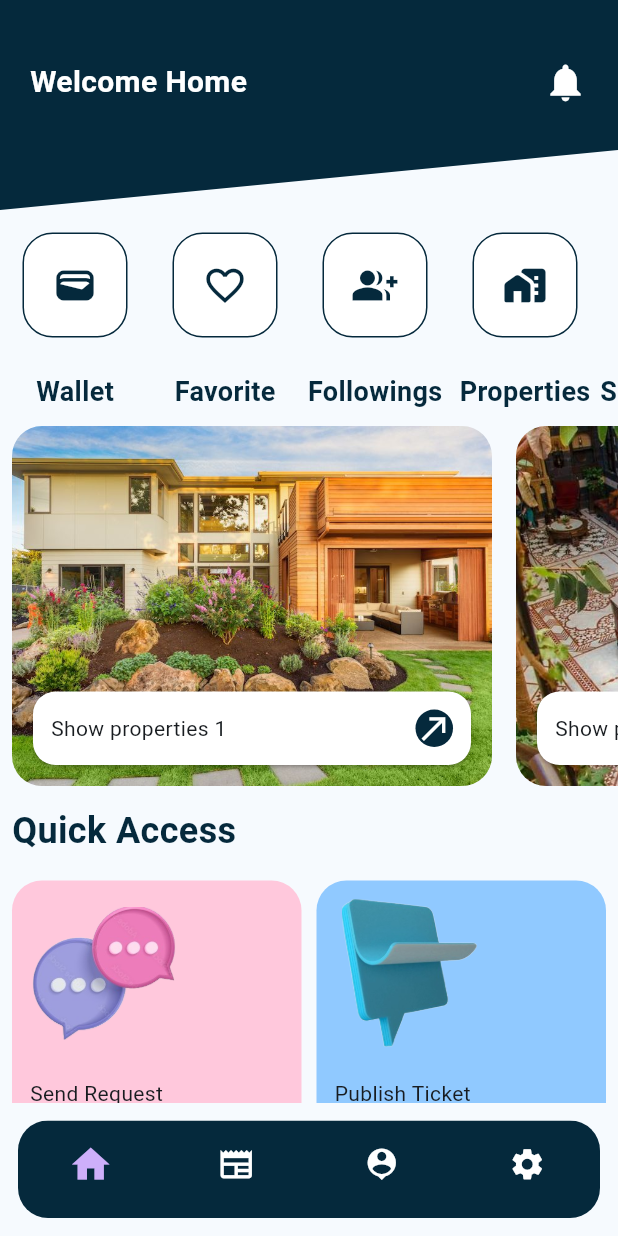
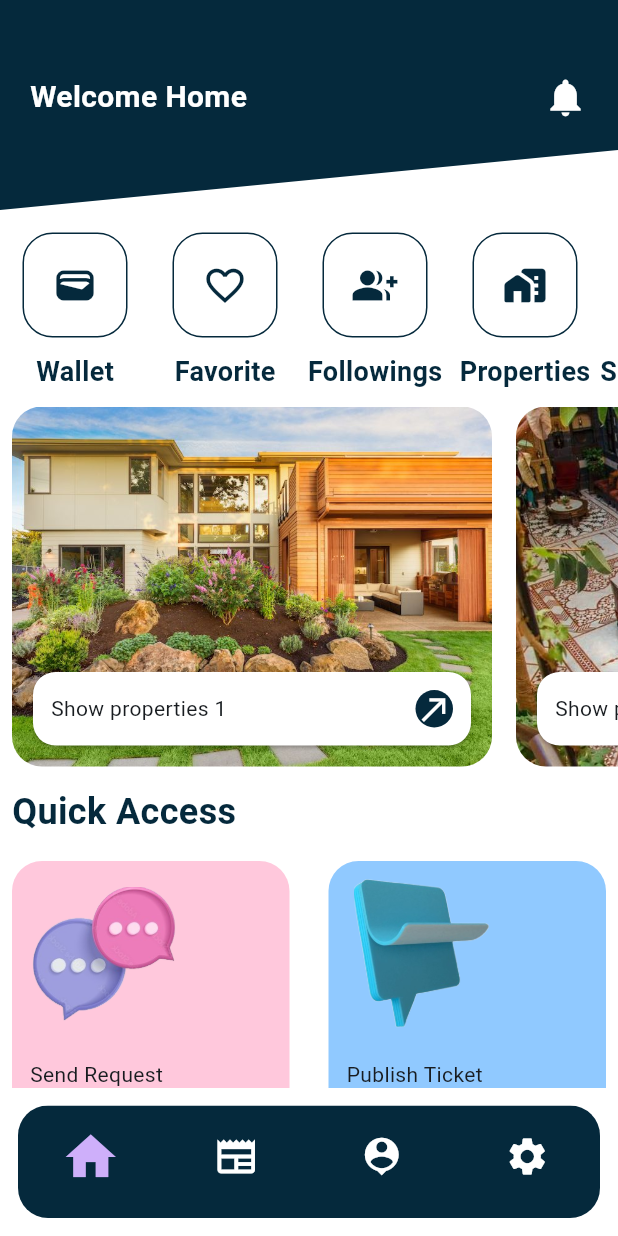
Before and after one commit to BayanDerbas/Real-Estate-Consulting-Support-System, a Flutter app: the Home screen opened by its route, on a phone screen of 412 x 824 dp. Run offline on Flutter 3.47's test engine with Material 3 defaults, Android fonts, the phone set to English and light mode, and no system bars; our stand-ins replace get, google_fonts; Roboto replaces fonts that are missing (Itim); statements that could not run were skipped.

```diff
--- a/lib/core/constants/colors.dart
+++ b/lib/core/constants/colors.dart
@@ -19,4 +19,5 @@ class AppColors {
   static const Color goldenYellow = Color(0xFFFFE289);
   static const Color customGray = Color(0xFFB2A4A4);
   static const Color lightBulishGray = Color(0xFFBFC5CE);
+  static const Color darkGray = Color.fromRGBO(59, 59, 59, 1.0);
 }
--- a/lib/core/routes/routes.dart
+++ b/lib/core/routes/routes.dart
@@ -2,6 +2,7 @@ import 'package:get/get.dart';
 import 'package:graduation_project/features/Auth/presentation/pages/login_screen.dart';
 import 'package:graduation_project/features/Auth/presentation/pages/sign_up_screen.dart';
 import 'package:graduation_project/features/Auth/presentation/pages/upload_documents.dart';
+import 'package:graduation_project/features/properties/presentation/pages/properties.dart';
 import '../../features/home/presentation/pages/Home.dart';
 
 class AppRoutes {
@@ -9,7 +10,10 @@ class AppRoutes {
   static const String login = '/login';
   static const String signup = '/signup';
   static const String uploadDocuments = '/upload_documents';
+  static const String properties = '/properties';
+
   static List<GetPage> routes_ = [
+    GetPage(name: properties, page: () => const Properties()),
     GetPage(name: home, page: () => const Home()),
     GetPage(name: login, page: () => LoginScreen()),
     GetPage(name: signup, page: () => SignUpScreen()),
--- a/lib/core/widgets/Custom_Appbar.dart
+++ b/lib/core/widgets/Custom_Appbar.dart
@@ -36,7 +36,7 @@ class CustomAppbar extends StatelessWidget {
             ),
             Icon(icon, color: iconColor, size: 30),
           ],
-        ).paddingOnly(bottom: 30, left: 20, right: 20),
+        ).paddingOnly(bottom: 30, left: 20, right: 20,top: 20),
       ),
     );
   }
--- a/lib/core/widgets/Custom_IconButton.dart
+++ b/lib/core/widgets/Custom_IconButton.dart
@@ -25,7 +25,7 @@ class CustomIconButton extends StatelessWidget {
       child: Column(
         children: [
           Padding(
-            padding: const EdgeInsets.all(15.0),
+            padding: const EdgeInsets.only(top:15.0,left: 15,right: 15,bottom: 10),
             child: Container(
               width: 70,
               height: 70,
@@ -46,7 +46,6 @@ class CustomIconButton extends StatelessWidget {
                       : null,
             ),
           ),
-          SizedBox(height: 8),
           Text(label, style: Fonts.itim.copyWith(color: AppColors.deepNavy)),
         ],
       ),
--- a/lib/core/widgets/Custom_QuickAccess.dart
+++ /dev/null
@@ -1,55 +0,0 @@
-import 'package:flutter/material.dart';
-import '../../../../core/constants/colors.dart';
-import '../../../../core/constants/fonts.dart';
-
-class CustomQuickAccessCard extends StatelessWidget {
-  final String title;
-  final String imagePath;
-  final Color backgroundColor;
-  final VoidCallback? onPressed;
-
-  const CustomQuickAccessCard({
-    super.key,
-    required this.title,
-    required this.imagePath,
-    required this.backgroundColor,
-    required this.onPressed,
-  });
-
-  @override
-  Widget build(BuildContext context) {
-    return GestureDetector(
-      onTap: onPressed,
-      child: Container(
-        decoration: BoxDecoration(
-          color: backgroundColor,
-          borderRadius: BorderRadius.circular(20),
-        ),
-        child: Padding(
-          padding: const EdgeInsets.all(12),
-          child: Column(
-            crossAxisAlignment: CrossAxisAlignment.start,
-            children: [
-              Align(
-                alignment: Alignment.topLeft,
-                child: Image.asset(
-                  imagePath,
-                  height: 100,
-                  width: 100,
-                ),
-              ),
-              const SizedBox(height: 20),
-              Text(
-                title,
-                style: Fonts.itim.copyWith(
-                  color: AppColors.deepNavy,
-                  fontSize: 18,
-                ),
-              ),
-            ],
-          ),
-        ),
-      ),
-    );
-  }
-}
--- a/lib/features/home/presentation/controllers/Home_Controller.dart
+++ b/lib/features/home/presentation/controllers/Home_Controller.dart
@@ -1,6 +1,6 @@
 import 'package:get/get.dart';
 
-class HomeController extends GetxController{
+class HomeController extends GetxController {
   var selectedIndex = (-1).obs;
   var isFavorite = false.obs;
   var isFollowing = false.obs;
@@ -13,11 +13,13 @@ class HomeController extends GetxController{
     bottomNavIndex.value = index;
   }
 
-  void changeIndex(int index){
+  void changeIndex(int index) {
     currentIndex.value = index;
   }
+
   // حاليا هي الليست
-  var propertiesList = [
+  var propertiesList =
+      [
         {
           'imagePath': 'assets/images/property1.jpg',
           'title': 'Show properties 1',
@@ -36,8 +38,22 @@ class HomeController extends GetxController{
         },
       ].obs;
 
+  var postsList = [
+    {
+      'userName' : 'محمد محمد',
+      'userImage': 'assets/images/expert.jpg',
+      'postText': '...............................................\n.....................................................',
+      'postImage': 'assets/images/garden.jpg',
+    },
+    {
+      'userName' : 'محمد محمد',
+      'userImage': 'assets/images/expert.jpg',
+      'postText': '...............................................\n.....................................................',
+      'postImage': 'assets/images/garden.jpg',
+    },
+  ].obs;
 
-  void selectIndex(int index){
+  void selectIndex(int index) {
     selectedIndex.value = index;
   }
 
@@ -50,21 +66,17 @@ class HomeController extends GetxController{
     }
   }
 
-  void toggleLike(){
+  void toggleLike() {
+    if (isDisLiked.value) {
+      isDisLiked.value = false;
+    }
     isLiked.value = !isLiked.value;
-    if(isLiked.value){
-      print("Like.....");
-    } else {
-      print("failed");
-    }
   }
 
   void toggleUnLike() {
+    if (isLiked.value) {
+      isLiked.value = false;
+    }
     isDisLiked.value = !isDisLiked.value;
-    if(isDisLiked.value){
-      print("Disliked");
-    } else {
-      print("failed");
   }
 }
-}
--- a/lib/features/home/presentation/pages/Home.dart
+++ b/lib/features/home/presentation/pages/Home.dart
@@ -1,14 +1,15 @@
 import 'package:flutter/material.dart';
 import 'package:get/get.dart';
+import 'package:graduation_project/core/extensions/widget_extension.dart';
 import 'package:graduation_project/core/widgets/Custom_Post.dart';
 import '../../../../core/constants/Fonts.dart';
 import '../../../../core/constants/colors.dart';
 import '../../../../core/widgets/Custom_Appbar.dart';
-import '../../../../core/widgets/Custom_BottomBar.dart';
+import '../widgets/Custom_BottomBar.dart';
 import '../../../../core/widgets/Custom_ExpertCard.dart';
 import '../../../../core/widgets/Custom_IconButton.dart';
-import '../../../../core/widgets/Custom_Card.dart';
-import '../../../../core/widgets/Custom_QuickAccess.dart';
+import '../widgets/Custom_Card.dart';
+import '../widgets/Custom_QuickAccess.dart';
 import '../controllers/Home_Controller.dart';
 
 class Home extends StatelessWidget {
@@ -19,22 +20,19 @@ class Home extends StatelessWidget {
     final HomeController controller = Get.put(HomeController());
     return Scaffold(
       appBar: PreferredSize(
-        preferredSize: Size.fromHeight(150), // Height of the AppBar
+        preferredSize: Size.fromHeight(150),
         child: CustomAppbar(
           text: "Welcome Home",
           icon: Icons.notifications,
           iconColor: AppColors.pureWhite,
         ),
       ),
-      body: SingleChildScrollView(
-        physics: BouncingScrollPhysics(),
-        child: Column(
+      body: Column(
         crossAxisAlignment: CrossAxisAlignment.start,
         children: [
           Obx(
-                  () => SingleChildScrollView(
-                scrollDirection: Axis.horizontal,
-                child: Row(
+                () =>
+                Row(
                   children: [
                     CustomIconButton(
                       icon: Icons.wallet_outlined,
@@ -58,7 +56,10 @@ class Home extends StatelessWidget {
                       icon: Icons.home_work_rounded,
                       label: 'Properties',
                       isSelected: controller.selectedIndex.value == 3,
-                      onTap: () => controller.selectIndex(3),
+                      onTap: () {
+                        controller.selectIndex(3);
+                        Get.toNamed("/properties");
+                        },
                     ),
                     CustomIconButton(
                       icon: Icons.engineering,
@@ -67,8 +68,7 @@ class Home extends StatelessWidget {
                       onTap: () => controller.selectIndex(4),
                     ),
                   ],
-                ),
-              ),
+                ).scrollDirection(Axis.horizontal),
           ),
           SizedBox(
             height: 250,
@@ -90,19 +90,15 @@ class Home extends StatelessWidget {
             ),
           ),
           SizedBox(height: 5),
-            Padding(
-              padding: const EdgeInsets.all(8.0),
-              child: Text(
+          Text(
             "Quick Access",
             style: Fonts.itim.copyWith(
               color: AppColors.deepNavy,
               fontSize: 24,
             ),
-              ),
-            ),
-            Padding(
-              padding: const EdgeInsets.all(8.0),
-              child: GridView.count(
+          ).padding(EdgeInsets.all(8)),
+
+          GridView.count(
             crossAxisCount: 2,
             mainAxisSpacing: 10,
             crossAxisSpacing: 10,
@@ -119,7 +115,7 @@ class Home extends StatelessWidget {
                     'Send Request Pressed.........................................',
                   );
                 },
-                  ),
+              ).makeSafeArea(),
               CustomQuickAccessCard(
                 title: "Publish Ticket",
                 imagePath: 'assets/images/PublishTicket.png',
@@ -146,10 +142,8 @@ class Home extends StatelessWidget {
               ),
             ],
           ),
-            ),
-            Padding(
-              padding: const EdgeInsets.all(8.0),
-              child: Row(
+
+          Row(
             mainAxisAlignment: MainAxisAlignment.spaceBetween,
             children: [
               Text(
@@ -172,10 +166,10 @@ class Home extends StatelessWidget {
                 ),
               ),
             ],
-              ),
-            ),
+          ).padding(EdgeInsets.all(8)),
           Obx(
-                  () => CustomExpertCard(
+                () =>
+                CustomExpertCard(
                   name: 'محمد محمد',
                   jobTitle: 'محامي',
                   rating: 4.9,
@@ -184,29 +178,33 @@ class Home extends StatelessWidget {
                   appointmentDate: '10-25',
                   appointmentTime: '5:00 م',
                   imagePath: 'assets/images/expert.jpg',
-                isFavorite: controller.isFavorite.value, // نمرر الحالة
+                  isFavorite: controller.isFavorite.value,
+                  // نمرر الحالة
                   onFavoriteToggle: () {
                     controller.isFavorite
                         .toggle(); // نقلب القيمة لما يضغط على القلب
                   },
                 ),
           ),
-            CustomPost(
-              username: 'محمد محمد',
-              userImage: 'assets/images/expert.jpg',
-              postText: '...............................................\n.....................................................',
-              postImage: 'assets/images/garden.jpg',
+          Column(
+            children: List.generate(controller.postsList.length, (index) {
+              final post = controller.postsList[index];
+              return CustomPost(
+                username: post['userName']!,
+                userImage: post['userImage']!,
+                postText: post['postText']!,
+                postImage: post['postImage']!,
                 isFollowing: controller.isFollowing,
                 isLiked: controller.isLiked,
                 isDisLiked: controller.isDisLiked,
                 onFollow: controller.toggleFollow,
                 onLike: controller.toggleLike,
                 onDisLike: controller.toggleUnLike,
-            ),
-
+              );
+            }),
+          )
         ],
-        ),
-      ),
+      ).scrollDirection(Axis.vertical),
       bottomNavigationBar: CustomBottomBar(),
     );
   }
--- a/lib/core/widgets/Custom_BottomBar.dart
+++ b/lib/features/home/presentation/widgets/Custom_BottomBar.dart
@@ -2,6 +2,7 @@ import 'package:flutter/material.dart';
 import 'package:get/get.dart';
 import 'package:graduation_project/core/constants/colors.dart';
 import 'package:graduation_project/features/home/presentation/controllers/Home_Controller.dart';
+import 'package:graduation_project/features/home/presentation/pages/Home.dart';
 
 class CustomBottomBar extends StatelessWidget {
   const CustomBottomBar({super.key});
@@ -11,7 +12,7 @@ class CustomBottomBar extends StatelessWidget {
     final HomeController controller = Get.find<HomeController>();
 
     return Obx(
-          () => Padding(
+      () => Padding(
         padding: const EdgeInsets.all(12.0),
         child: ClipRRect(
           borderRadius: BorderRadius.circular(20),
@@ -30,6 +31,15 @@ class CustomBottomBar extends StatelessWidget {
                 currentIndex: controller.currentIndex.value,
                 onTap: (index) {
                   controller.changeIndex(index);
+                  if (index == 0) {
+                    Get.to(() => 'home');
+                  } else if (index == 1) {
+                    Get.to(() => 'home');
+                  } else if (index == 2) {
+                    Get.to(() => 'home');
+                  } else if (index == 3) {
+                    Get.to(() => 'home');
+                  }
                 },
                 selectedItemColor: AppColors.lavender,
                 unselectedItemColor: AppColors.pureWhite,
@@ -40,28 +50,28 @@ class CustomBottomBar extends StatelessWidget {
                   BottomNavigationBarItem(
                     icon: Icon(
                       Icons.home,
-                      size: controller.currentIndex.value == 0 ? 30 : 25,
+                      size: controller.currentIndex.value == 0 ? 40 : 30,
                     ),
                     label: "",
                   ),
                   BottomNavigationBarItem(
                     icon: Icon(
                       Icons.newspaper,
-                      size: controller.currentIndex.value == 1 ? 30 : 25,
+                      size: controller.currentIndex.value == 1 ? 40 : 30,
                     ),
                     label: "",
                   ),
                   BottomNavigationBarItem(
                     icon: Icon(
                       Icons.person_pin,
-                      size: controller.currentIndex.value == 2 ? 30 : 25,
+                      size: controller.currentIndex.value == 2 ? 40 : 30,
                     ),
                     label: "",
                   ),
                   BottomNavigationBarItem(
                     icon: Icon(
                       Icons.settings,
-                      size: controller.currentIndex.value == 3 ? 30 : 25,
+                      size: controller.currentIndex.value == 3 ? 40 : 30,
                     ),
                     label: "",
                   ),
--- a/lib/core/widgets/Custom_Card.dart
+++ b/lib/features/home/presentation/widgets/Custom_Card.dart
@@ -1,6 +1,6 @@
 import 'package:flutter/material.dart';
-import '../../../../core/constants/colors.dart'; // مسار الألوان عندك
-import '../../../../core/constants/fonts.dart'; // مسار الخطوط عندك
+import '../../../../../../core/constants/colors.dart'; // مسار الألوان عندك
+import '../../../../../../core/constants/fonts.dart'; // مسار الخطوط عندك
 
 class CustomCard extends StatelessWidget {
   final String imagePath;
--- /dev/null
+++ b/lib/features/home/presentation/widgets/Custom_QuickAccess.dart
@@ -0,0 +1,58 @@
+import 'package:flutter/material.dart';
+import '../../../../../../core/constants/colors.dart';
+import '../../../../../../core/constants/fonts.dart';
+
+class CustomQuickAccessCard extends StatelessWidget {
+  final String title;
+  final String imagePath;
+  final Color backgroundColor;
+  final VoidCallback? onPressed;
+
+  const CustomQuickAccessCard({
+    super.key,
+    required this.title,
+    required this.imagePath,
+    required this.backgroundColor,
+    required this.onPressed,
+  });
+
+  @override
+  Widget build(BuildContext context) {
+    return Padding(
+      padding: const EdgeInsets.all(8.0),
+      child: GestureDetector(
+        onTap: onPressed,
+        child: Container(
+          decoration: BoxDecoration(
+            color: backgroundColor,
+            borderRadius: BorderRadius.circular(20),
+          ),
+          child: Padding(
+            padding: const EdgeInsets.all(12),
+            child: Column(
+              crossAxisAlignment: CrossAxisAlignment.start,
+              children: [
+                Align(
+                  alignment: Alignment.topLeft,
+                  child: Image.asset(
+                    imagePath,
+                    height: 100,
+                    width: 100,
+                  ),
+                ),
+                const SizedBox(height: 20),
+                Text(
+                  title,
+                  style: Fonts.itim.copyWith(
+                    color: AppColors.deepNavy,
+                    fontSize: 18,
+                  ),
+                ),
+              ],
+            ),
+          ),
+        ),
+      ),
+    );
+  }
+}
--- a/pubspec.yaml
+++ b/pubspec.yaml
@@ -73,6 +73,8 @@ flutter:
      - assets/images/SearchExperts.png
      - assets/images/expert.jpg
      - assets/images/garden.jpg
+     - assets/images/villa.jpg
+     - assets/images/store.jpg
 
   # An image asset can refer to one or more resolution-specific "variants", see
   # https://flutter.dev/to/resolution-aware-images
```
Also changed, not shown: lib/features/properties/presentation/controllers/Properties_Controller.dart (added, +34 -0 lines), lib/features/properties/presentation/pages/properties.dart (added, +79 -0 lines), lib/features/properties/presentation/widgets/Custom_Properties.dart (added, +94 -0 lines), lib/main.dart (+5 -2 lines), assets/images/store.jpg (added), assets/images/villa.jpg (added), lib/features/properties/presentation/controllers/auth_controller.dart (deleted), lib/features/properties/presentation/pages/auth_page.dart (deleted). Lines whose indentation alone changed are shown as unchanged.
